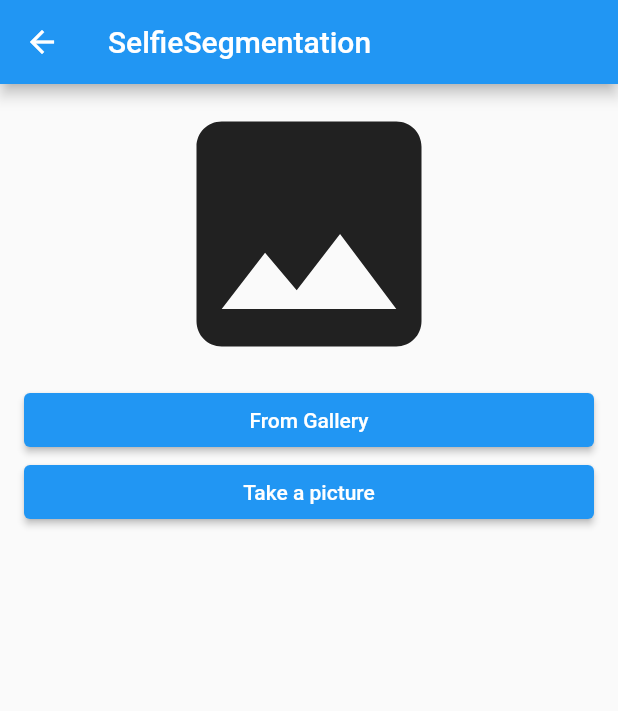
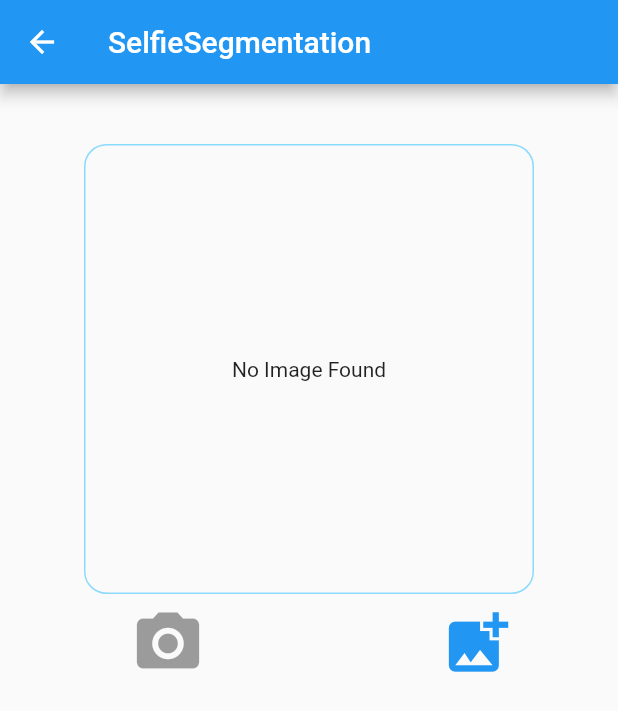
Before and after one commit to Snehal-Singh174/google_ml_kit_features, a Flutter app: the SelfieSegmentation screen opened directly, on a phone screen of 412 x 824 dp. Shown: the top 711 px of the screen. Run offline on Flutter 3.47's test engine with Material 2 defaults, Android fonts, the phone set to English and light mode, and no system bars; our stand-ins replace image_picker; missing offline and left inert: google_ml_kit, google_mlkit_selfie_segmentation.

Commit message:
done: selfie_segmentation gallery completed

```diff
--- a/lib/screens/selfie_segmentation.dart
+++ b/lib/screens/selfie_segmentation.dart
@@ -1,17 +1,16 @@
 import 'dart:io';
 
-import 'package:camera/camera.dart';
 import 'package:flutter/material.dart';
 import 'package:google_mlkit_selfie_segmentation/google_mlkit_selfie_segmentation.dart';
 import 'package:image_picker/image_picker.dart';
 
-import '../main.dart';
 import 'painter/segmentation_painter.dart';
 
 class SelfieSegmentation extends StatefulWidget {
   const SelfieSegmentation({super.key, required this.title});
 
   final String title;
+
   @override
   State<SelfieSegmentation> createState() => _SelfieSegmentationState();
 }
@@ -21,14 +20,11 @@ class _SelfieSegmentationState extends State<SelfieSegmentation> {
     mode: SegmenterMode.stream,
     enableRawSizeMask: true,
   );
-  bool _canProcess = true;
-  bool _isBusy = false;
   CustomPaint? _customPaint;
   File? _image;
 
   @override
   void dispose() async {
-    _canProcess = false;
     _segmenter.close();
     super.dispose();
   }
@@ -37,9 +33,13 @@ class _SelfieSegmentationState extends State<SelfieSegmentation> {
   Widget build(BuildContext context) {
     return Scaffold(
         appBar: AppBar(
-        title: Text(widget.title,),
+          title: Text(
+            widget.title,
           ),
-      body: ListView(shrinkWrap: true, children: [
+        ),
+        body: Container(
+          margin: const EdgeInsets.only(top: 40),
+          child: Column(children: [
             _image != null
                 ? SizedBox(
                     height: 400,
@@ -48,114 +48,80 @@ class _SelfieSegmentationState extends State<SelfieSegmentation> {
                       fit: StackFit.expand,
                       children: <Widget>[
                         Image.file(_image!),
-              if (_customPaint != null) Container(margin: EdgeInsets.only(top: 70), child: _customPaint!),
+                        if (_customPaint != null)
+                          Container(
+                              margin: const EdgeInsets.only(top: 70),
+                              child: _customPaint!),
                       ],
                     ),
                   )
-            : Icon(
-          Icons.image,
-          size: 200,
+                : Container(
+                    height: 300,
+                    width: 300,
+                    decoration: BoxDecoration(
+                        border: Border.all(
+                          color: Colors.lightBlueAccent.withOpacity(0.6),
                         ),
-        Padding(
-          padding: EdgeInsets.symmetric(horizontal: 16),
-          child: ElevatedButton(
-            child: Text('From Gallery'),
-            onPressed: () => _getImage(ImageSource.gallery),
-          ),
-        ),
-        Padding(
-          padding: EdgeInsets.symmetric(horizontal: 16),
-          child: ElevatedButton(
-            child: Text('Take a picture'),
-            onPressed: () => _getImage(ImageSource.camera),
-          ),
-        ),
-      ])
-      // Container(
-      //   margin: const EdgeInsets.only(top: 40),
-      //   child: Column(
-      //     crossAxisAlignment: CrossAxisAlignment.center,
-      //     children: [
-      //       _customPaint!=null?
-      //       _customPaint!
-      //           :  Container(
-      //       height: 300,
-      //       width: 300,
-      //       decoration: BoxDecoration(border: Border.all(color: Colors.lightBlueAccent.withOpacity(0.6),), borderRadius: BorderRadius.circular(15)),child: const Center(child: Text("No Data Found"))),
-      //       SelectableText(_text ?? ''),
-      //       Padding(
-      //         padding: const EdgeInsets.all(18.0),
-      //         child: Row(
-      //           mainAxisAlignment: MainAxisAlignment.spaceAround,
-      //           children: [
-      //             IconButton(onPressed: () async {
-      //               var file =
-      //               await ImagePicker.platform.pickImage(source: ImageSource.camera);
-      //               final InputImage inputImage = InputImage.fromFile(File(file!.path));
-      //               processImage(inputImage);
-      //             }, icon: const Icon(Icons.camera_alt, size: 50, color: Colors.blue,)),
-      //             IconButton(onPressed: () async{
-      //               ImagePicker _imagePicker = ImagePicker();
-      //               XFile? pickedFile =
-      //               await _imagePicker.pickImage(source: ImageSource.gallery);
-      //               final inputImage = InputImage.fromFilePath(pickedFile!.path);
-      //               processImage(inputImage);
-      //             }, icon: const Icon(Icons.add_photo_alternate, size: 50, color: Colors.blue,)),
-      //           ],
-      //         ),
-      //       )
-      //     ],
-      //   ),
-      // ),
-    );
+                        borderRadius: BorderRadius.circular(15)),
+                    child: const Center(child: Text("No Image Found"))),
+            Row(
+              mainAxisAlignment: MainAxisAlignment.spaceAround,
+              children: [
+                const IconButton(
+                    onPressed: null,
+                    icon: Icon(
+                      Icons.camera_alt,
+                      size: 50,
+                    )),
+                IconButton(
+                    onPressed: () => processImage(ImageSource.gallery),
+                    icon: const Icon(
+                      Icons.add_photo_alternate,
+                      size: 50,
+                      color: Colors.blue,
+                    )),
+              ],
+            )
+          ]),
+        ));
   }
 
-  Future _getImage(ImageSource source) async {
+  Future<void> processImage(ImageSource source) async {
     ImagePicker _imagePicker = ImagePicker();
     setState(() {
       _image = null;
     });
     final pickedFile = await _imagePicker.pickImage(source: source);
-    if (pickedFile != null) {
-      processImage(pickedFile);
-    }
+
     setState(() {
       _image = File(pickedFile!.path);
-      // print(_image!.length());
     });
-  }
+    final inputImage = InputImage.fromFilePath(pickedFile!.path);
+    setState(() {});
+    File image =
+        File(pickedFile.path); // Or any other way to get a File instance.
+    var decodedImage = await decodeImageFromList(image.readAsBytesSync());
 
+    ///need to do calculation for finding image exact height and width
+    final Size imageSize = Size(decodedImage.width.toDouble() / 1.9,
+        decodedImage.height.toDouble() / 1.6);
 
-  Future<void> processImage(XFile pickedFile) async {
-    final inputImage = InputImage.fromFilePath(pickedFile.path);
-    print(inputImage);
-    if (!_canProcess) return;
-    if (_isBusy) return;
-    _isBusy = true;
-    setState(() {
-    });
-    File image =  File(pickedFile.path); // Or any other way to get a File instance.
-    var decodedImage = await decodeImageFromList(image.readAsBytesSync());
-    final Size imageSize = Size(decodedImage.width.toDouble()/1.9, decodedImage.height.toDouble()/1.6);
-    print(cameras);
-    final camera = cameras[0];
+    ///As our source is gallery then the image
+    ///will always be at 90 degree orientation
+    var sensorOrientation = 90;
     final imageRotation =
-    InputImageRotationValue.fromRawValue(camera.sensorOrientation);
+        InputImageRotationValue.fromRawValue(sensorOrientation);
     final mask = await _segmenter.processImage(inputImage);
-    print("mask ==> $mask");
-    if (mask != null) {
-      // TODO: Fix SegmentationPainter to rescale on top of camera feed.
+    if (mask != null && imageRotation != null) {
       final painter = SegmentationPainter(
         mask,
         imageSize,
-        imageRotation!,
+        imageRotation,
       );
       _customPaint = CustomPaint(painter: painter);
     } else {
-      // TODO: set _customPaint to draw on top of image
       _customPaint = null;
     }
-    _isBusy = false;
     if (mounted) {
       setState(() {});
     }
--- a/pubspec.yaml
+++ b/pubspec.yaml
@@ -38,7 +38,6 @@ dependencies:
   cupertino_icons: ^1.0.2
   google_ml_kit: ^0.13.0
   image_picker: ^0.8.6
-  camera:
 
 dev_dependencies:
   flutter_test:
```
Also changed, not shown: lib/main.dart (+1 -8 lines). Lines whose indentation alone changed are shown as unchanged.
